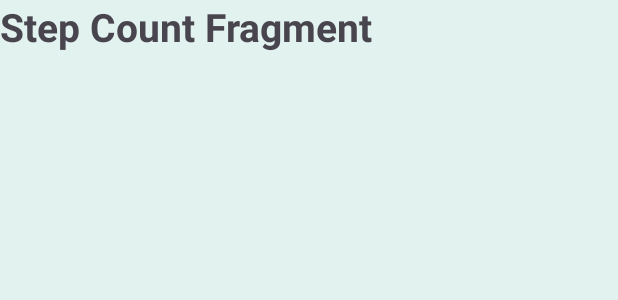
After one commit to AbhayBhaware/StayFit, an Android app: the layout fragment_step_count.xml on its own in the app's theme, with its tools: preview values and no code run, on a phone screen of 412 x 824 dp. The commit adds this screen. Shown: the top 300 px of the screen. Run offline under Robolectric (Android 15) with nearby library versions, the light colour scheme and no system bars.

Commit message:
Step Count Fragment Added

```diff
--- a/app/src/main/java/com/example/stayfit/HomeActivity.java
+++ b/app/src/main/java/com/example/stayfit/HomeActivity.java
@@ -35,6 +35,10 @@ public class HomeActivity extends AppCompatActivity {
                 {
                     fragment=new DietFragment();
                 }
+                if (item.getItemId()==R.id.stepsBTN)
+                {
+                    fragment=new StepCountFragment();
+                }
                 if (item.getItemId()==R.id.profilee)
                 {
                     fragment=new ProfileFragment();
--- /dev/null
+++ b/app/src/main/res/drawable/steps.xml
@@ -0,0 +1,5 @@
+<vector android:autoMirrored="true" android:height="24dp"
+    android:tint="#000000" android:viewportHeight="24"
+    android:viewportWidth="24" android:width="24dp" xmlns:android="http://schemas.android.com/apk/res/android">
+    <path android:fillColor="@android:color/white" android:pathData="M13.5,5.5c1.1,0 2,-0.9 2,-2s-0.9,-2 -2,-2 -2,0.9 -2,2 0.9,2 2,2zM9.8,8.9L7,23h2.1l1.8,-8 2.1,2v6h2v-7.5l-2.1,-2 0.6,-3C14.8,12 16.8,13 19,13v-2c-1.9,0 -3.5,-1 -4.3,-2.4l-1,-1.6c-0.4,-0.6 -1,-1 -1.7,-1 -0.3,0 -0.5,0.1 -0.8,0.1L6,8.3V13h2V9.6l1.8,-0.7"/>
+</vector>
--- /dev/null
+++ b/app/src/main/res/layout/fragment_step_count.xml
@@ -0,0 +1,18 @@
+<?xml version="1.0" encoding="utf-8"?>
+<LinearLayout xmlns:android="http://schemas.android.com/apk/res/android"
+    xmlns:tools="http://schemas.android.com/tools"
+    android:layout_width="match_parent"
+    android:layout_height="match_parent"
+    android:orientation="vertical"
+    android:background="#E2F2EF"
+    tools:context=".StepCountFragment">
+
+    <TextView
+        android:layout_width="wrap_content"
+        android:layout_height="wrap_content"
+        android:text="Step Count Fragment"
+        android:textSize="@dimen/_20sdp"
+        android:textStyle="bold"
+        />
+
+</LinearLayout>
--- a/app/src/main/res/menu/bottom_nav.xml
+++ b/app/src/main/res/menu/bottom_nav.xml
@@ -10,7 +10,9 @@
         android:title="Diet"
         android:icon="@drawable/food"/>
 
-
+    <item android:id="@+id/stepsBTN"
+        android:title="Steps"
+        android:icon="@drawable/steps"/>
 
     <item android:id="@+id/profilee"
         android:title="Profile"
@@ -19,4 +21,6 @@
 
 
 
+
+
 </menu>
```
Also changed, not shown: app/src/main/java/com/example/stayfit/StepCountFragment.java (added, +64 -0 lines).
